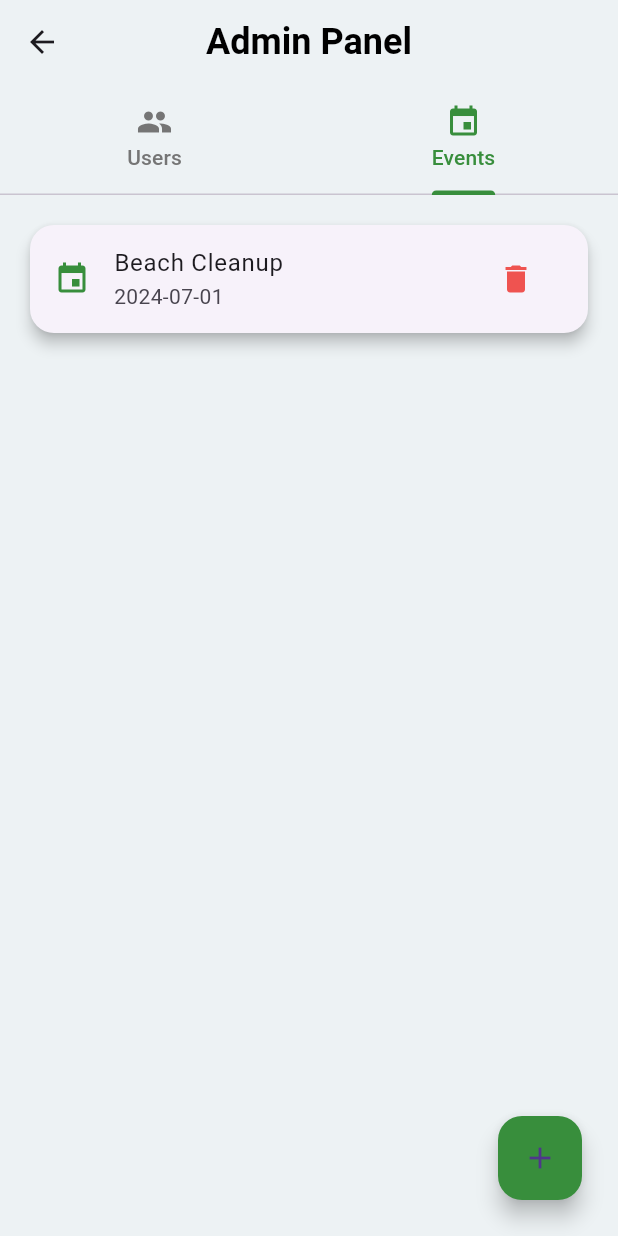
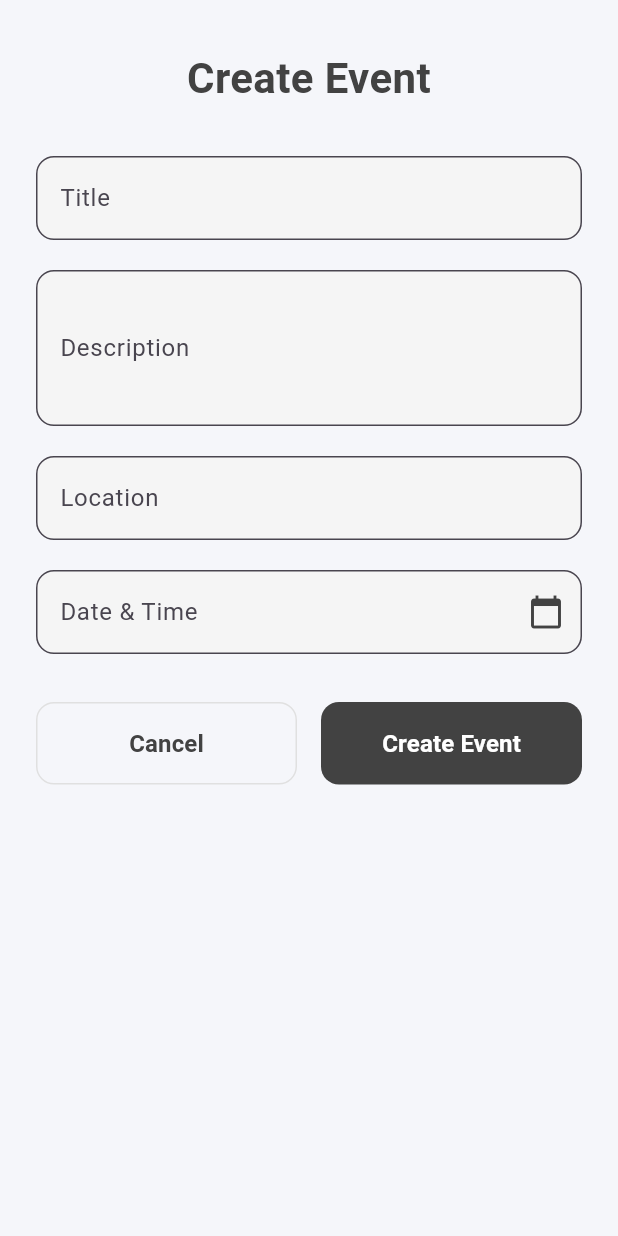
Before and after one commit to Raferane/mafe, a Flutter app: the AdminPanelScreen screen opened by its route, tab 2 chosen, after a tap on the "add" icon, on a phone screen of 412 x 824 dp. Run offline on Flutter 3.47's test engine with Material 3 defaults, Android fonts, the phone set to English and light mode, and no system bars; our stand-ins replace carousel_slider, cloud_firestore, firebase_auth, firebase_core, get, google_sign_in and 1 more; accounts and stored records are empty.

Commit message:
make event user in admin panel

```diff
--- a/lib/Views/Admin_panel/admin_components/admin_tab_bar_view.dart
+++ b/lib/Views/Admin_panel/admin_components/admin_tab_bar_view.dart
@@ -1,7 +1,11 @@
 import 'package:flutter/material.dart';
+import 'package:get/get.dart';
+import 'package:unity_project/controllers/adminpanel_controller.dart';
+import 'package:unity_project/routes/app_routes.dart';
 
 class AdminTabBarView extends StatelessWidget {
-  const AdminTabBarView({super.key});
+  AdminTabBarView({super.key});
+  final AdminPanelController adminPanelController = Get.find();
 
   @override
   Widget build(BuildContext context) {
@@ -10,9 +14,15 @@ class AdminTabBarView extends StatelessWidget {
         // Users Tab
         Padding(
           padding: const EdgeInsets.all(16.0),
-          child: ListView(
-            children: [
-              Card(
+          child: Obx(
+            () =>
+                adminPanelController.isLoading.value
+                    ? Center(child: CircularProgressIndicator())
+                    : ListView.builder(
+                      itemCount: adminPanelController.allUsers.length,
+                      itemBuilder: (context, index) {
+                        final user = adminPanelController.allUsers[index];
+                        return Card(
                           shape: RoundedRectangleBorder(
                             borderRadius: BorderRadius.circular(16),
                           ),
@@ -20,31 +30,51 @@ class AdminTabBarView extends StatelessWidget {
                           child: ExpansionTile(
                             leading: CircleAvatar(
                               backgroundColor: Colors.green[100],
-                    child: Icon(Icons.person, color: Colors.green[700]),
+                              child: Icon(
+                                Icons.person,
+                                color: Colors.green[700],
                               ),
-                  title: Text('John Doe'),
-                  subtitle: Text('john@example.com'),
+                            ),
+                            title: Text(user.displayName ?? ''),
+                            subtitle: Text(user.email),
                             trailing: TextButton.icon(
-                    icon: Icon(Icons.block, color: Colors.red[400]),
+                              icon:
+                                  user.isBanned
+                                      ? Icon(
+                                        Icons.block,
+                                        color: Colors.green[400],
+                                      )
+                                      : Icon(
+                                        Icons.block,
+                                        color: Colors.red[400],
+                                      ),
                               label: Text(
-                      'Ban',
-                      style: TextStyle(color: Colors.red[400]),
+                                user.isBanned ? 'Unban' : 'Ban',
+                                style: TextStyle(
+                                  color:
+                                      user.isBanned
+                                          ? Colors.green[400]
+                                          : Colors.red[400],
+                                ),
                               ),
                               onPressed: () {
-                      // Ban logic here
+                                adminPanelController.banUser(
+                                  user.uid,
+                                  !user.isBanned,
+                                );
                               },
                             ),
                             children: [
                               ListTile(
-                      title: Text('Created At: 2024-07-01'),
+                                title: Text('Created At: ${user.createdAt}'),
                                 // Add more info here
                               ),
                               // Add ban/unban buttons or other actions here
                             ],
                           ),
+                        );
+                      },
                     ),
-              // ... more user cards
-            ],
           ),
         ),
         // Events Tab
@@ -52,25 +82,36 @@ class AdminTabBarView extends StatelessWidget {
           children: [
             Padding(
               padding: const EdgeInsets.all(16.0),
-              child: ListView(
-                children: [
-                  Card(
+              child: Obx(
+                () => ListView.builder(
+                  itemCount: adminPanelController.allEvents.length,
+                  itemBuilder: (context, index) {
+                    final event = adminPanelController.allEvents[index];
+                    return Card(
                       shape: RoundedRectangleBorder(
                         borderRadius: BorderRadius.circular(16),
                       ),
                       elevation: 4,
-                    child: ListTile(
+                      child: ExpansionTile(
                         leading: Icon(Icons.event, color: Colors.green[700]),
-                      title: Text('Beach Cleanup'),
-                      subtitle: Text('2024-07-01'),
+                        title: Text(event.title),
+                        subtitle: Text(event.dateTime.toString()),
                         trailing: IconButton(
                           icon: Icon(Icons.delete, color: Colors.red[400]),
-                        onPressed: () {},
+                          onPressed: () {
+                            adminPanelController.deleteEvent(event.id);
+                          },
                         ),
+                        children: [
+                          ListTile(
+                            title: Text('Created At: ${event.dateTime}'),
+                            // Add more info here
                           ),
+                        ],
                       ),
-                  // ... more event cards
-                ],
+                    );
+                  },
+                ),
               ),
             ),
             Positioned(
@@ -78,8 +119,11 @@ class AdminTabBarView extends StatelessWidget {
               right: 24,
               child: FloatingActionButton(
                 backgroundColor: Colors.green[700],
-                onPressed: () {
-                  // Show add event dialog
+                onPressed: () async {
+                  final result = await Get.toNamed(AppRoutes.createEventScreen);
+                  if (result == true) {
+                    await adminPanelController.loadAllEvents();
+                  }
                 },
                 child: Icon(Icons.add),
               ),
--- a/lib/Views/Admin_panel/admin_panel_screen.dart
+++ b/lib/Views/Admin_panel/admin_panel_screen.dart
@@ -13,6 +13,7 @@ class AdminPanelScreen extends StatelessWidget {
         appBar: AppBar(
           backgroundColor: Colors.transparent,
           elevation: 0,
+
           title: Text(
             'Admin Panel',
             style: TextStyle(
@@ -32,7 +33,12 @@ class AdminPanelScreen extends StatelessWidget {
             ],
           ),
         ),
-        body: AdminTabBarView(),
+        body: FutureBuilder(
+          future: Future.delayed(Duration(seconds: 1)),
+          builder: (context, asyncSnapshot) {
+            return AdminTabBarView();
+          },
+        ),
       ),
     );
   }
--- /dev/null
+++ b/lib/Views/Admin_panel/events/creat_ event_screen.dart
@@ -0,0 +1,282 @@
+import 'package:flutter/material.dart';
+import 'package:get/get.dart';
+import 'package:unity_project/controllers/adminpanel_controller.dart';
+import 'package:unity_project/models/events/events_model.dart';
+
+class CreateEventScreens extends StatefulWidget {
+  const CreateEventScreens({super.key});
+
+  @override
+  State<CreateEventScreens> createState() => _CreateEventScreensState();
+}
+
+class _CreateEventScreensState extends State<CreateEventScreens> {
+  final _formKey = GlobalKey<FormState>();
+  final _titleController = TextEditingController();
+  final _descController = TextEditingController();
+  final _locationController = TextEditingController();
+  DateTime? _selectedDateTime;
+  bool _isLoading = false;
+
+  Future<void> _pickDateTime() async {
+    final now = DateTime.now();
+    final date = await showDatePicker(
+      context: context,
+      initialDate: now,
+      firstDate: now,
+      lastDate: DateTime(now.year + 5),
+      builder:
+          (context, child) => Theme(
+            data: ThemeData.light().copyWith(
+              colorScheme: ColorScheme.light(
+                primary: Colors.grey[800]!,
+                onPrimary: Colors.white,
+                surface: Colors.grey[200]!,
+                onSurface: Colors.grey[900]!,
+              ),
+            ),
+            child: child!,
+          ),
+    );
+    if (date != null) {
+      final time = await showTimePicker(
+        context: context,
+        initialTime: TimeOfDay.now(),
+        builder:
+            (context, child) => Theme(
+              data: ThemeData.light().copyWith(
+                colorScheme: ColorScheme.light(
+                  primary: Colors.grey[800]!,
+                  onPrimary: Colors.white,
+                  surface: Colors.grey[200]!,
+                  onSurface: Colors.grey[900]!,
+                ),
+              ),
+              child: child!,
+            ),
+      );
+      if (time != null) {
+        setState(() {
+          _selectedDateTime = DateTime(
+            date.year,
+            date.month,
+            date.day,
+            time.hour,
+            time.minute,
+          );
+        });
+      }
+    }
+  }
+
+  Future<void> _createEvent() async {
+    if (!_formKey.currentState!.validate() || _selectedDateTime == null) {
+      Get.snackbar(
+        'Error',
+        'Please fill all fields and select date/time',
+        backgroundColor: Colors.grey[200],
+        colorText: Colors.red[800],
+        snackPosition: SnackPosition.BOTTOM,
+      );
+      return;
+    }
+    setState(() => _isLoading = true);
+    final adminPanelController = Get.find<AdminPanelController>();
+    final event = Event(
+      id: '', // Firestore will generate the ID
+      title: _titleController.text.trim(),
+      description: _descController.text.trim(),
+      location: _locationController.text.trim(),
+      dateTime: _selectedDateTime!,
+      createdBy: '', // Set this as needed
+      participants: [],
+      isActive: true,
+    );
+    await adminPanelController.createEvent(event);
+    setState(() => _isLoading = false);
+    Get.back(result: true);
+  }
+
+  @override
+  Widget build(BuildContext context) {
+    final grayBg = Color(0xfff5f6fa);
+    final grayCard = Colors.grey[100];
+    final grayBorder = Colors.grey[300];
+    final grayText = Colors.grey[800];
+
+    return Scaffold(
+      backgroundColor: grayBg,
+      body: SafeArea(
+        child: SingleChildScrollView(
+          padding: const EdgeInsets.symmetric(horizontal: 24, vertical: 32),
+          child: Form(
+            key: _formKey,
+            child: Column(
+              crossAxisAlignment: CrossAxisAlignment.stretch,
+              children: [
+                Text(
+                  'Create Event',
+                  style: TextStyle(
+                    fontSize: 28,
+                    fontWeight: FontWeight.bold,
+                    color: grayText,
+                  ),
+                  textAlign: TextAlign.center,
+                ),
+                const SizedBox(height: 32),
+                // Title
+                TextFormField(
+                  controller: _titleController,
+                  decoration: InputDecoration(
+                    labelText: 'Title',
+                    filled: true,
+                    fillColor: grayCard,
+                    border: OutlineInputBorder(
+                      borderRadius: BorderRadius.circular(12),
+                      borderSide: BorderSide(color: grayBorder!),
+                    ),
+                  ),
+                  validator:
+                      (v) =>
+                          v == null || v.trim().isEmpty
+                              ? 'Title required'
+                              : null,
+                ),
+                const SizedBox(height: 20),
+                // Description
+                TextFormField(
+                  controller: _descController,
+                  minLines: 3,
+                  maxLines: 5,
+                  decoration: InputDecoration(
+                    labelText: 'Description',
+                    filled: true,
+                    fillColor: grayCard,
+                    border: OutlineInputBorder(
+                      borderRadius: BorderRadius.circular(12),
+                      borderSide: BorderSide(color: grayBorder),
+                    ),
+                  ),
+                  validator:
+                      (v) =>
+                          v == null || v.trim().isEmpty
+                              ? 'Description required'
+                              : null,
+                ),
+                const SizedBox(height: 20),
+                // Location
+                TextFormField(
+                  controller: _locationController,
+                  decoration: InputDecoration(
+                    labelText: 'Location',
+                    filled: true,
+                    fillColor: grayCard,
+                    border: OutlineInputBorder(
+                      borderRadius: BorderRadius.circular(12),
+                      borderSide: BorderSide(color: grayBorder),
+                    ),
+                  ),
+                  validator:
+                      (v) =>
+                          v == null || v.trim().isEmpty
+                              ? 'Location required'
+                              : null,
+                ),
+                const SizedBox(height: 20),
+                // Date & Time Picker
+                GestureDetector(
+                  onTap: _pickDateTime,
+                  child: AbsorbPointer(
+                    child: TextFormField(
+                      decoration: InputDecoration(
+                        labelText: 'Date & Time',
+                        filled: true,
+                        fillColor: grayCard,
+                        border: OutlineInputBorder(
+                          borderRadius: BorderRadius.circular(12),
+                          borderSide: BorderSide(color: grayBorder),
+                        ),
+                        suffixIcon: Icon(Icons.calendar_today, color: grayText),
+                      ),
+                      controller: TextEditingController(
+                        text:
+                            _selectedDateTime == null
+                                ? ''
+                                : '${_selectedDateTime!.toLocal()}'
+                                    .split('.')[0]
+                                    .replaceFirst(' ', '  '),
+                      ),
+                      validator:
+                          (v) =>
+                              _selectedDateTime == null
+                                  ? 'Date & Time required'
+                                  : null,
+                    ),
+                  ),
+                ),
+                const SizedBox(height: 32),
+                // Buttons
+                Row(
+                  children: [
+                    Expanded(
+                      child: OutlinedButton(
+                        onPressed: () => Get.back(),
+                        style: OutlinedButton.styleFrom(
+                          side: BorderSide(color: grayBorder),
+                          shape: RoundedRectangleBorder(
+                            borderRadius: BorderRadius.circular(12),
+                          ),
+                          padding: const EdgeInsets.symmetric(vertical: 16),
+                        ),
+                        child: Text(
+                          'Cancel',
+                          style: TextStyle(
+                            color: grayText,
+                            fontSize: 16,
+                            fontWeight: FontWeight.w600,
+                          ),
+                        ),
+                      ),
+                    ),
+                    const SizedBox(width: 16),
+                    Expanded(
+                      child: ElevatedButton(
+                        onPressed: _isLoading ? null : _createEvent,
+                        style: ElevatedButton.styleFrom(
+                          backgroundColor: grayText,
+                          shape: RoundedRectangleBorder(
+                            borderRadius: BorderRadius.circular(12),
+                          ),
+                          padding: const EdgeInsets.symmetric(vertical: 16),
+                          elevation: 0,
+                        ),
+                        child:
+                            _isLoading
+                                ? SizedBox(
+                                  width: 24,
+                                  height: 24,
+                                  child: CircularProgressIndicator(
+                                    color: Colors.white,
+                                    strokeWidth: 2,
+                                  ),
+                                )
+                                : Text(
+                                  'Create Event',
+                                  style: TextStyle(
+                                    color: Colors.white,
+                                    fontSize: 16,
+                                    fontWeight: FontWeight.w600,
+                                  ),
+                                ),
+                      ),
+                    ),
+                  ],
+                ),
+              ],
+            ),
+          ),
+        ),
+      ),
+    );
+  }
+}
--- a/lib/Views/home_screen.dart
+++ b/lib/Views/home_screen.dart
@@ -8,6 +8,7 @@ import 'package:unity_project/Views/Bottom_screens/Favorites/favorites_screen.da
 import 'package:unity_project/Views/Bottom_screens/profile/profile_screen.dart';
 import 'package:unity_project/Views/Bottom_screens/search/search_screen.dart';
 import 'package:unity_project/models/services/app_service.dart';
+import 'package:unity_project/controllers/auth_controllers.dart';
 import 'package:unity_project/routes/app_routes.dart';
 
 class HomeScreen extends StatefulWidget {
--- /dev/null
+++ b/lib/controllers/adminpanel_controller.dart
@@ -0,0 +1,74 @@
+import 'package:cloud_firestore/cloud_firestore.dart';
+import 'package:flutter/material.dart';
+import 'package:get/get.dart';
+import 'package:unity_project/models/events/events_model.dart';
+import 'package:unity_project/models/user/app_user.dart';
+
+class AdminPanelController extends GetxController {
+  final _isLoading = false.obs;
+  final _isAdmin = false.obs;
+  final _allUsers = <AppUser>[].obs;
+  final _allEvents = <Event>[].obs;
+
+  RxBool get isLoading => _isLoading;
+  RxBool get isAdmin => _isAdmin;
+  RxList<AppUser> get allUsers => _allUsers;
+  RxList<Event> get allEvents => _allEvents;
+  @override
+  void onInit() {
+    loadAllUsers();
+    loadAllEvents();
+    super.onInit();
+  }
+
+  Future<List<AppUser>> fetchAllUsers() async {
+    final querySnapshot =
+        await FirebaseFirestore.instance.collection('users').get();
+    return querySnapshot.docs
+        .map((doc) => AppUser.fromFirestore(doc, null))
+        .toList();
+  }
+
+  Future<void> loadAllUsers() async {
+    final users = await fetchAllUsers();
+    allUsers.assignAll(users);
+  }
+
+  Future<void> banUser(String uid, bool ban) async {
+    await FirebaseFirestore.instance.collection('users').doc(uid).update({
+      'isBanned': ban,
+    });
+    await loadAllUsers(); // Refresh the list
+    Get.snackbar(
+      'Success',
+      ban ? 'User banned successfully' : 'User unbanned successfully',
+      snackPosition: SnackPosition.BOTTOM,
+      backgroundColor: ban ? Colors.red[100] : Colors.green[100],
+      colorText: ban ? Colors.red[900] : Colors.green[900],
+      duration: Duration(seconds: 3),
+    );
+  }
+
+  Future<void> createEvent(Event event) async {
+    await FirebaseFirestore.instance
+        .collection('events')
+        .add(event.toFirestore());
+    await loadAllEvents();
+  }
+
+  Future<List<Event>> fetchAllEvents() async {
+    final querySnapshot =
+        await FirebaseFirestore.instance.collection('events').get();
+    return querySnapshot.docs.map((doc) => Event.fromFirestore(doc)).toList();
+  }
+
+  Future<void> loadAllEvents() async {
+    final events = await fetchAllEvents();
+    _allEvents.assignAll(events);
+  }
+
+  Future<void> deleteEvent(String id) async {
+    await FirebaseFirestore.instance.collection('events').doc(id).delete();
+    await loadAllEvents();
+  }
+}
--- a/lib/controllers/auth_controllers.dart
+++ b/lib/controllers/auth_controllers.dart
@@ -117,6 +117,7 @@ class AuthController extends GetxController {
         city: city,
         isAdmin: false,
         createdAt: DateTime.now(),
+        isBanned: false,
         isGoogle: false,
       );
       await userService.createUser(newUser);
@@ -190,6 +191,7 @@ class AuthController extends GetxController {
         isAdmin: false,
         displayName: googleUser.displayName,
         createdAt: DateTime.now(),
+        isBanned: false,
         isGoogle: true,
       );
       await userService.createUser(newUser);
--- /dev/null
+++ b/lib/models/bindings/admin_bindings.dart
@@ -0,0 +1,13 @@
+import 'package:get/get.dart';
+
+import '../../controllers/adminpanel_controller.dart';
+
+class AdminBindings extends Bindings {
+  @override
+  void dependencies() {
+    Get.lazyPut<AdminPanelController>(
+      () => AdminPanelController(),
+      fenix: true,
+    );
+  }
+}
--- a/lib/models/user/app_user.dart
+++ b/lib/models/user/app_user.dart
@@ -7,6 +7,7 @@ class AppUser {
   final String city;
   final bool isAdmin;
   final DateTime createdAt;
+  final bool isBanned;
   final bool isGoogle;
   final String? newTempEmail;
 
@@ -17,6 +18,7 @@ class AppUser {
     this.displayName,
     required this.isAdmin,
     required this.createdAt,
+    required this.isBanned,
     required this.isGoogle,
     this.newTempEmail,
   });
@@ -33,6 +35,7 @@ class AppUser {
       city: data?['city'],
       isAdmin: data?['isAdmin'] ?? false,
       createdAt: (data?['createdAt'] as Timestamp).toDate(),
+      isBanned: data?['isBanned'] ?? false,
       isGoogle: data?['isGoogle'] ?? false,
       newTempEmail: data?['newTempEmail'],
     );
@@ -46,6 +49,7 @@ class AppUser {
       'city': city,
       'isAdmin': isAdmin,
       'createdAt': createdAt,
+      'isBanned': isBanned,
       'isGoogle': isGoogle,
       if (newTempEmail != null) 'newTempEmail': newTempEmail,
     };
--- a/lib/routes/app_routes.dart
+++ b/lib/routes/app_routes.dart
@@ -9,5 +9,6 @@ class AppRoutes {
   static const String favorites = '/favorites';
   static const String adminpanel = '/adminpanel';
   static const String settings = '/settings';
+  static const String createEventScreen = '/createEventScreen';
   static const String editProfile = '/editProfile';
 }
--- a/lib/routes/pages.dart
+++ b/lib/routes/pages.dart
@@ -1,5 +1,6 @@
 import 'package:get/get.dart';
 import 'package:unity_project/Views/Admin_panel/admin_panel_screen.dart';
+import 'package:unity_project/Views/Admin_panel/events/creat_ event_screen.dart';
 import 'package:unity_project/Views/Bottom_screens/Favorites/favorites_screen.dart';
 import 'package:unity_project/Views/Bottom_screens/profile/edit_profile_screen.dart';
 import 'package:unity_project/Views/Bottom_screens/profile/profile_screen.dart';
@@ -10,6 +11,7 @@ import 'package:unity_project/Views/Login/login_screen.dart';
 import 'package:unity_project/Views/register/register_screen.dart';
 import 'package:unity_project/Views/home_screen.dart';
 import 'package:unity_project/Views/settings/settings_screen.dart';
+import 'package:unity_project/models/bindings/admin_bindings.dart';
 import 'package:unity_project/models/bindings/auth_bindings.dart';
 import 'package:unity_project/middleware/auth_middleware.dart';
 import 'package:unity_project/models/bindings/edit_profile_binding.dart';
@@ -37,6 +39,11 @@ final List<GetPage> appPages = [
     page: () => WelcomeScreen(),
     binding: AuthBindings(),
   ),
+  GetPage(
+    name: AppRoutes.adminpanel,
+    page: () => AdminPanelScreen(),
+    binding: AdminBindings(),
+  ),
   GetPage(name: AppRoutes.profile, page: () => ProfileScreen()),
   GetPage(name: AppRoutes.search, page: () => SearchScreen()),
   GetPage(name: AppRoutes.favorites, page: () => FavoritesScreen()),
@@ -46,5 +53,6 @@ final List<GetPage> appPages = [
     binding: EditProfileBinding(),
   ),
   GetPage(name: AppRoutes.adminpanel, page: () => AdminPanelScreen()),
+  GetPage(name: AppRoutes.createEventScreen, page: () => CreateEventScreens()),
   GetPage(name: AppRoutes.settings, page: () => SettingsScreen()),
 ];
--- a/pubspec.yaml
+++ b/pubspec.yaml
@@ -41,6 +41,7 @@ dependencies:
   carousel_slider: ^5.1.1
   salomon_bottom_bar: ^3.3.2
   cloud_firestore: ^5.6.12
+  table_calendar: ^3.2.0
 
 dev_dependencies:
   flutter_test:
```
Also changed, not shown: lib/Views/Admin_panel/create_event_screen.dart (added, +10 -0 lines), pubspec.lock. Lines whose indentation alone changed are shown as unchanged.
